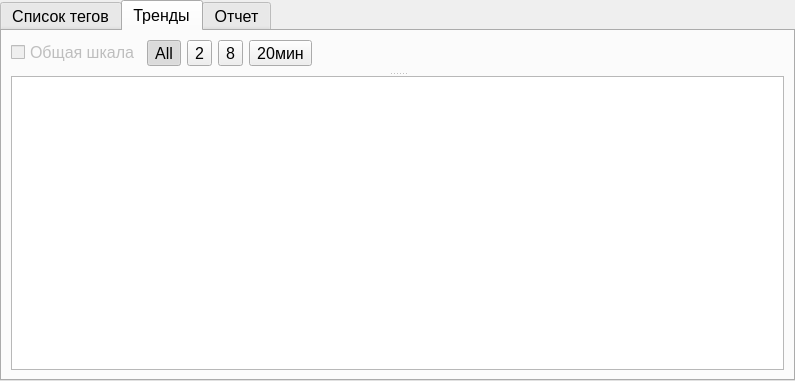
This is subform.ui in Jaskievich/Jaskevich as Qt 5 draws it before an edit. The edited form follows.
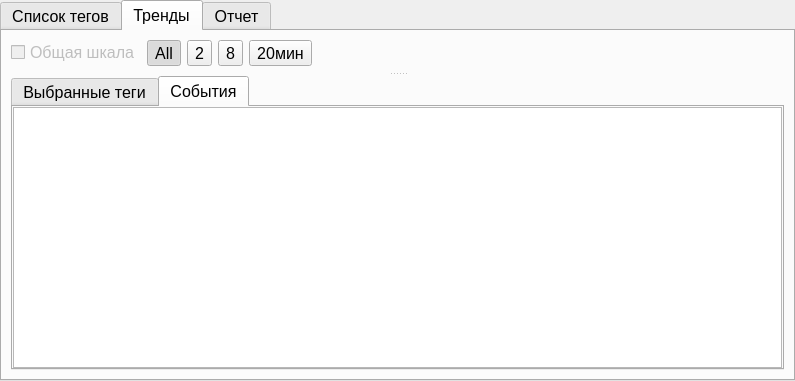
This is the edited form. The open tabs and pages were chosen to show the change. Icons and pictures are not drawn.

What changed in the file:
```diff
--- a/subform.ui
+++ b/subform.ui
@@ -6,7 +6,7 @@
    <rect>
     <x>0</x>
     <y>0</y>
-    <width>782</width>
+    <width>790</width>
     <height>381</height>
    </rect>
   </property>
@@ -339,6 +339,31 @@
          <widget class="QWidget" name="horizontalLayoutWidget_2">
           <layout class="QHBoxLayout" name="horizontalLayout_5">
            <item>
+            <widget class="QTabWidget" name="tabWidget_2">
+             <property name="currentIndex">
+              <number>1</number>
+             </property>
+             <widget class="QWidget" name="tab_2">
+              <attribute name="title">
+               <string>Выбранные теги</string>
+              </attribute>
+              <layout class="QHBoxLayout" name="horizontalLayout_6">
+               <property name="spacing">
+                <number>0</number>
+               </property>
+               <property name="leftMargin">
+                <number>0</number>
+               </property>
+               <property name="topMargin">
+                <number>0</number>
+               </property>
+               <property name="rightMargin">
+                <number>0</number>
+               </property>
+               <property name="bottomMargin">
+                <number>0</number>
+               </property>
+               <item>
             <widget class="QTableWidget" name="tableWidget">
              <property name="minimumSize">
               <size>
@@ -414,6 +439,35 @@
              <attribute name="horizontalHeaderStretchLastSection">
               <bool>true</bool>
              </attribute>
+                </widget>
+               </item>
+              </layout>
+             </widget>
+             <widget class="QWidget" name="tab_3">
+              <attribute name="title">
+               <string>События</string>
+              </attribute>
+              <layout class="QHBoxLayout" name="horizontalLayout_8">
+               <property name="spacing">
+                <number>0</number>
+               </property>
+               <property name="leftMargin">
+                <number>0</number>
+               </property>
+               <property name="topMargin">
+                <number>0</number>
+               </property>
+               <property name="rightMargin">
+                <number>0</number>
+               </property>
+               <property name="bottomMargin">
+                <number>0</number>
+               </property>
+               <item>
+                <widget class="QTableWidget" name="tableWidget_2"/>
+               </item>
+              </layout>
+             </widget>
             </widget>
            </item>
           </layout>
```
Left out of the diff: 2 changed lines with no effect on the pictures. Lines whose indentation alone changed are shown as unchanged.
